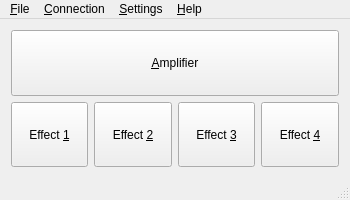
Before: the Qt Designer form src/ui/mainwindow.ui in offa/plug, drawn with Qt 5.
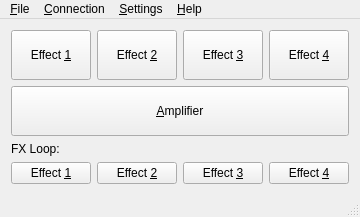
After: the same form once the commit is applied.

Commit message: Add UI elements for FX loop (#245)

```diff
--- a/src/ui/mainwindow.ui
+++ b/src/ui/mainwindow.ui
@@ -6,8 +6,8 @@
    <rect>
     <x>0</x>
     <y>0</y>
-    <width>350</width>
-    <height>200</height>
+    <width>360</width>
+    <height>217</height>
    </rect>
   </property>
   <property name="windowTitle">
@@ -27,31 +27,6 @@
     <string>This container holds buttons to open amplifier's and effect's windows</string>
    </property>
    <layout class="QVBoxLayout" name="verticalLayout">
-    <item>
-     <widget class="QPushButton" name="Amplifier">
-      <property name="sizePolicy">
-       <sizepolicy hsizetype="Expanding" vsizetype="Expanding">
-        <horstretch>0</horstretch>
-        <verstretch>0</verstretch>
-       </sizepolicy>
-      </property>
-      <property name="minimumSize">
-       <size>
-        <width>0</width>
-        <height>50</height>
-       </size>
-      </property>
-      <property name="accessibleName">
-       <string>Amplifier</string>
-      </property>
-      <property name="accessibleDescription">
-       <string>This button opens window to set amplifier</string>
-      </property>
-      <property name="text">
-       <string>&amp;Amplifier</string>
-      </property>
-     </widget>
-    </item>
     <item>
      <layout class="QHBoxLayout" name="horizontalLayout_2">
       <item>
@@ -156,6 +131,70 @@
       </item>
      </layout>
     </item>
+    <item>
+     <widget class="QPushButton" name="Amplifier">
+      <property name="sizePolicy">
+       <sizepolicy hsizetype="Expanding" vsizetype="Expanding">
+        <horstretch>0</horstretch>
+        <verstretch>0</verstretch>
+       </sizepolicy>
+      </property>
+      <property name="minimumSize">
+       <size>
+        <width>0</width>
+        <height>50</height>
+       </size>
+      </property>
+      <property name="accessibleName">
+       <string>Amplifier</string>
+      </property>
+      <property name="accessibleDescription">
+       <string>This button opens window to set amplifier</string>
+      </property>
+      <property name="text">
+       <string>&amp;Amplifier</string>
+      </property>
+     </widget>
+    </item>
+    <item>
+     <widget class="QLabel" name="labelFxLoop">
+      <property name="text">
+       <string>FX Loop:</string>
+      </property>
+     </widget>
+    </item>
+    <item>
+     <layout class="QHBoxLayout" name="horizontalLayout">
+      <item>
+       <widget class="QPushButton" name="FxEffectButton1">
+        <property name="text">
+         <string>Effect &amp;1</string>
+        </property>
+       </widget>
+      </item>
+      <item>
+       <widget class="QPushButton" name="FxEffectButton2">
+        <property name="text">
+         <string>Effect &amp;2</string>
+        </property>
+       </widget>
+      </item>
+      <item>
+       <widget class="QPushButton" name="FxEffectButton3">
+        <property name="text">
+         <string>Effect &amp;3</string>
+        </property>
+       </widget>
+      </item>
+      <item>
+       <widget class="QPushButton" name="FxEffectButton4">
+        <property name="text">
+         <string>Effect &amp;4</string>
+        </property>
+       </widget>
+      </item>
+     </layout>
+    </item>
    </layout>
   </widget>
   <widget class="QMenuBar" name="menuBar">
@@ -163,8 +202,8 @@
     <rect>
      <x>0</x>
      <y>0</y>
-     <width>350</width>
-     <height>21</height>
+     <width>360</width>
+     <height>32</height>
     </rect>
    </property>
    <property name="accessibleName">
```
The commit also changes 5 other files.
